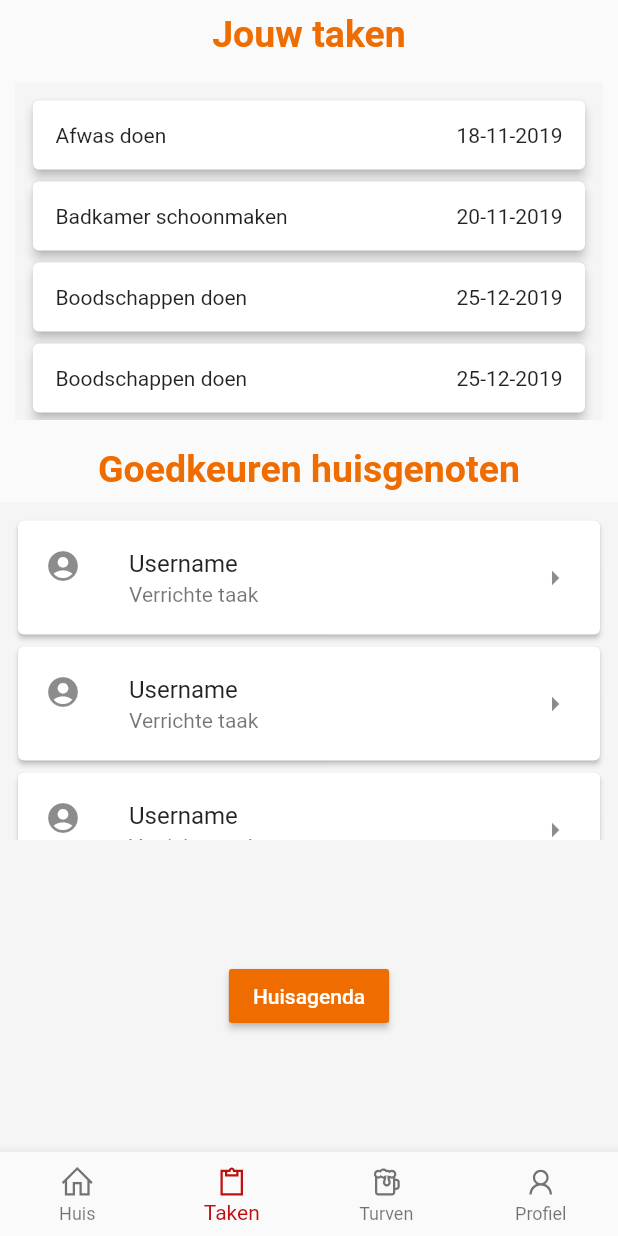
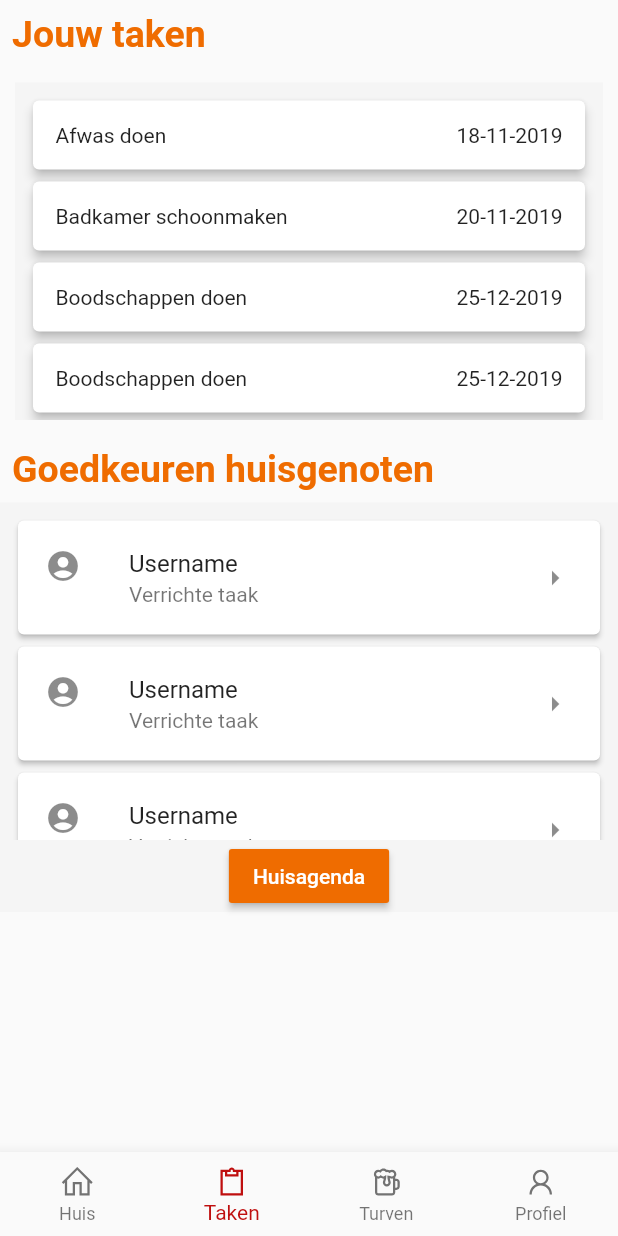
Before and after one commit to GLHolmstroff/ProjectC_Groep_2, a Flutter app: the HomePage screen opened by its route, item 2 of the bottom bar chosen, on a phone screen of 412 x 824 dp. Run offline on Flutter 3.47's test engine with Material 2 defaults, Android fonts, the phone set to English and light mode, and no system bars; our stand-ins replace cached_network_image, firebase_auth, flutter_signin_button, google_sign_in, image_picker, line_awesome_icons and 5 more; missing offline and left inert: dart:ffi; accounts and stored records are empty; network calls fail.

Commit message:
schoonmaakrooster update

```diff
--- a/frontend/huishoudappfrontend/lib/schoonmaakrooster_widget.dart
+++ b/frontend/huishoudappfrontend/lib/Schoonmaakrooster/schoonmaakrooster_widget.dart
@@ -1,10 +1,11 @@
 import 'package:flutter/material.dart';
-import 'profile.dart';
-import 'Objects.dart';
+
 import 'package:http/http.dart';
 import 'package:huishoudappfrontend/setup/auth.dart';
 import 'dart:convert';
 import 'package:toast/toast.dart';
+
+import '../Objects.dart';
 
 class SchoonmaakPage extends StatefulWidget {
   @override
@@ -102,17 +103,20 @@ class _SchoonmaakPageState extends State<SchoonmaakPage> {
   Widget build(BuildContext context) {
     final taskHeader = Text(
       "Jouw taken",
-      style: TextStyle(fontSize: 25, fontWeight: FontWeight.bold, color: Colors.orange[800]),
+      style: TextStyle(
+          fontSize: 25, fontWeight: FontWeight.bold, color: Colors.orange[800]),
     );
 
     final checkHousemates = Text(
       "Goedkeuren huisgenoten",
-      style: TextStyle(fontSize: 25, fontWeight: FontWeight.bold, color: Colors.orange[800]),
+      style: TextStyle(
+          fontSize: 25, fontWeight: FontWeight.bold, color: Colors.orange[800]),
     );
 
-    return Center(
-      child: Column(
+    return ListView(children: <Widget>[
+      Column(
           mainAxisAlignment: MainAxisAlignment.spaceBetween,
+          crossAxisAlignment: CrossAxisAlignment.stretch,
           children: <Widget>[
             Padding(
               padding: const EdgeInsets.all(8.0),
@@ -126,8 +130,6 @@ class _SchoonmaakPageState extends State<SchoonmaakPage> {
                 color: Colors.grey[100],
                 child: Column(
                   children: <Widget>[
-
-
                     Container(
                       height: 225,
                       width: MediaQuery.of(context).size.width,
@@ -142,6 +144,12 @@ class _SchoonmaakPageState extends State<SchoonmaakPage> {
                 ),
               ),
             ),
+          ]),
+      Column(
+
+
+        crossAxisAlignment: CrossAxisAlignment.stretch,
+        children: <Widget>[
           Padding(
             padding: const EdgeInsets.all(8.0),
             child: checkHousemates,
@@ -165,23 +173,52 @@ class _SchoonmaakPageState extends State<SchoonmaakPage> {
               ],
             ),
           ),
-
-          Expanded(
-            child: Container(
-
+        ],
+      ),
+      Container(
           width: MediaQuery.of(context).size.width,
           color: Colors.grey[100],
           child: Center(
             child: RaisedButton(
-                  child: Text("Huisagenda", style: TextStyle(color: Colors.white),),
+              child: Text(
+                "Huisagenda",
+                style: TextStyle(color: Colors.white),
+              ),
               color: Colors.orange[800],
               onPressed: () {},
             ),
-              ),
-            ),
-          ),
-        ],
-      ),
-    );
+          ))
+    ]);
+    //   )   Padding(
+    //         padding: const EdgeInsets.all(8.0),
+    //         child: checkHousemates,
+    //       ),
+    //       Container(
+    //         height: 225,
+    //         width: MediaQuery.of(context).size.width,
+    //         color: Colors.grey[100],
+    //         child: Column(
+    //           children: <Widget>[
+    //             Container(
+    //               height: 225,
+    //               width: MediaQuery.of(context).size.width,
+    //               child: ListView.builder(
+    //                 padding: const EdgeInsets.all(8),
+    //                 itemCount: 10,
+    //                 itemBuilder: (BuildContext context, int index) =>
+    //                     checkHousemateCard(context, index),
+    //               ),
+    //             )
+    //           ],
+    //         ),
+    //       ),
+
+    //       Expanded(
+    //         child: ,
+    //         ),
+    //       ),
+    //     ],
+    //   ),
+    // );
   }
 }
--- a/frontend/huishoudappfrontend/lib/page_container.dart
+++ b/frontend/huishoudappfrontend/lib/page_container.dart
@@ -3,7 +3,7 @@ import 'package:huishoudappfrontend/design.dart';
 import 'package:huishoudappfrontend/home_widget.dart';
 import 'package:huishoudappfrontend/turf_widget.dart';
 import 'profile.dart';
-import 'package:huishoudappfrontend/schoonmaakrooster_widget.dart';
+import 'package:huishoudappfrontend/schoonmaakrooster/schoonmaakrooster_widget.dart';
 import 'package:line_awesome_icons/line_awesome_icons.dart';
 
 import 'placeholder_widget.dart';
```
Lines whose indentation alone changed are shown as unchanged.
